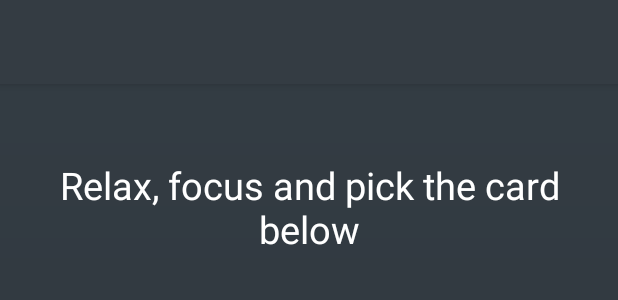
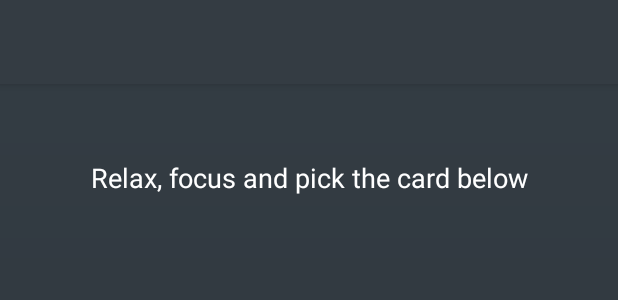
Before and after one commit to yoursmukund/FutureTip-Material, an Android app: the layout activity_pick_card.xml on its own in the app's theme, with its tools: preview values and no code run, on a phone screen of 412 x 824 dp. Shown: the top 300 px of the screen. Run offline under Robolectric (Android 15) with nearby library versions, the light colour scheme and no system bars.

Commit message:
Finalized fonts

```diff
--- a/app/src/main/java/com/futuretip/futuretip/PickCardActivity.java
+++ b/app/src/main/java/com/futuretip/futuretip/PickCardActivity.java
@@ -157,7 +157,7 @@ public class PickCardActivity extends AppCompatActivity{
         if (timeLeftTillMidnight>0 && hasPicked.equalsIgnoreCase(readingType)){
 
             //Show picked card
-            Toast.makeText(getApplicationContext(), "We reset the readings every midnight", Toast.LENGTH_LONG).show();
+//            Toast.makeText(getApplicationContext(), "We reset the readings every midnight", Toast.LENGTH_LONG).show();
             initViewWithCardPicked();
 
             //Disable it and start a new CountdownTimer; this is needed in order for
--- a/app/src/main/java/com/futuretip/futuretip/SplashScreen.java
+++ b/app/src/main/java/com/futuretip/futuretip/SplashScreen.java
@@ -17,7 +17,7 @@ public class SplashScreen extends Activity {
     }
 
     // Splash screen timer
-    private static int SPLASH_TIME_OUT = 3000;
+    private static int SPLASH_TIME_OUT = 2000;
 
     @Override
     protected void onCreate(Bundle savedInstanceState) {
--- a/app/src/main/res/anim/anim_card_zoom_in.xml
+++ b/app/src/main/res/anim/anim_card_zoom_in.xml
@@ -5,7 +5,7 @@
     android:toYScale="1.5dp"
     android:pivotX="30%"
     android:pivotY="30%"
-    android:duration="1000"
+    android:duration="500"
     android:repeatCount="infinite"
     android:fillAfter="true">
 </scale>
--- a/app/src/main/res/anim/anim_card_zoom_out.xml
+++ b/app/src/main/res/anim/anim_card_zoom_out.xml
@@ -5,7 +5,7 @@
     android:toYScale="1"
     android:pivotX="30%"
     android:pivotY="30%"
-    android:duration="1000"
+    android:duration="500"
     android:repeatCount="infinite"
     android:fillAfter="true">
 </scale>
--- a/app/src/main/res/anim/anim_prediction_text_down.xml
+++ b/app/src/main/res/anim/anim_prediction_text_down.xml
@@ -9,7 +9,7 @@
         android:toYDelta="0%" />
 
     <alpha
-        android:duration="1000"
+        android:duration="800"
         android:fromAlpha="0.0"
         android:toAlpha="1.0" />
 
--- a/app/src/main/res/anim/anim_prediction_text_up.xml
+++ b/app/src/main/res/anim/anim_prediction_text_up.xml
@@ -9,7 +9,7 @@
         android:toYDelta="-40%" />
 
     <alpha
-        android:duration="1000"
+        android:duration="800"
         android:fromAlpha="0.0"
         android:toAlpha="1.0" />
 
--- a/app/src/main/res/layout/activity_pick_card.xml
+++ b/app/src/main/res/layout/activity_pick_card.xml
@@ -59,7 +59,7 @@
                 android:text="@string/focus_on_question"
                 android:textAlignment="center"
                 android:textColor="@color/white"
-                android:textSize="25dp" />
+                android:textSize="18dp" />
 
             <ImageView
                 android:id="@+id/img_card"
@@ -86,8 +86,10 @@
                 android:padding="20dp"
                 android:text=""
                 android:textAlignment="center"
-                android:textColor="@color/white"
-                android:textSize="25dp"
+                android:textAllCaps="true"
+                android:textAppearance="@style/TextAppearance.FontPath"
+                android:textColor="@color/sharp_yellow"
+                android:textSize="18dp"
                 android:visibility="gone" />
 
             <TextView
@@ -102,8 +104,9 @@
                 android:padding="20dp"
                 android:text=""
                 android:textAlignment="center"
-                android:textColor="@color/white"
-                android:textSize="25dp"
+                android:textAppearance="@style/TextAppearance.FontPath"
+                android:textColor="@color/neon_blue"
+                android:textSize="20dp"
                 android:visibility="gone" />
 
             <TextView
@@ -118,7 +121,7 @@
                 android:text=""
                 android:textAlignment="center"
                 android:textColor="@color/white"
-                android:textSize="20dp" />
+                android:textSize="16dp" />
 
             <TextView
                 android:id="@+id/text_card_karma_heading"
@@ -132,8 +135,9 @@
                 android:padding="20dp"
                 android:text=""
                 android:textAlignment="center"
-                android:textColor="@color/white"
-                android:textSize="25dp"
+                android:textAppearance="@style/TextAppearance.FontPath"
+                android:textColor="@color/neon_blue"
+                android:textSize="20dp"
                 android:visibility="gone" />
 
             <TextView
@@ -148,7 +152,7 @@
                 android:text=""
                 android:textAlignment="center"
                 android:textColor="@color/white"
-                android:textSize="20dp"
+                android:textSize="16dp"
                 android:visibility="gone" />
 
 
--- a/app/src/main/res/layout/card_expert_half_year.xml
+++ b/app/src/main/res/layout/card_expert_half_year.xml
@@ -34,9 +34,6 @@
             android:layout_width="wrap_content"
             android:layout_height="wrap_content"
             android:layout_below="@id/tv_card_main_1_title"
-            android:layout_marginEnd="@dimen/card_subtitle_margin"
-            android:layout_marginStart="@dimen/card_subtitle_margin"
-            android:layout_marginTop="@dimen/card_button_margin"
             android:text="@string/main_card_subtitle" />
 
         <TextView
--- a/app/src/main/res/layout/card_expert_month.xml
+++ b/app/src/main/res/layout/card_expert_month.xml
@@ -32,9 +32,6 @@
             android:layout_width="wrap_content"
             android:layout_height="wrap_content"
             android:layout_below="@id/tv_card_main_1_title"
-            android:layout_marginEnd="@dimen/card_subtitle_margin"
-            android:layout_marginStart="@dimen/card_subtitle_margin"
-            android:layout_marginTop="@dimen/card_button_margin"
             android:text="@string/main_card_subtitle" />
 
         <TextView
--- a/app/src/main/res/layout/card_expert_week.xml
+++ b/app/src/main/res/layout/card_expert_week.xml
@@ -32,9 +32,6 @@
             android:layout_width="wrap_content"
             android:layout_height="wrap_content"
             android:layout_below="@id/tv_card_main_1_title"
-            android:layout_marginEnd="@dimen/card_subtitle_margin"
-            android:layout_marginStart="@dimen/card_subtitle_margin"
-            android:layout_marginTop="@dimen/card_button_margin"
             android:text="@string/main_card_subtitle" />
 
         <TextView
--- a/app/src/main/res/layout/card_expert_year.xml
+++ b/app/src/main/res/layout/card_expert_year.xml
@@ -33,9 +33,6 @@
             android:layout_width="wrap_content"
             android:layout_height="wrap_content"
             android:layout_below="@id/tv_card_main_1_title"
-            android:layout_marginEnd="@dimen/card_subtitle_margin"
-            android:layout_marginStart="@dimen/card_subtitle_margin"
-            android:layout_marginTop="@dimen/card_button_margin"
             android:text="@string/main_card_subtitle" />
 
         <TextView
--- a/app/src/main/res/layout/card_self_career.xml
+++ b/app/src/main/res/layout/card_self_career.xml
@@ -46,9 +46,7 @@
             android:layout_marginStart="@dimen/card_subtitle_margin"
             android:layout_marginTop="@dimen/card_button_margin"
             android:layout_toStartOf="@+id/img_card_main_1"
-            android:paddingBottom="@dimen/card_desc_padding"
             android:paddingEnd="@dimen/card_desc_padding"
-            android:paddingLeft="@dimen/card_desc_padding"
             android:text="@string/career_card_details"
             android:textColor="@color/white" />
 
--- a/app/src/main/res/layout/page_start.xml
+++ b/app/src/main/res/layout/page_start.xml
@@ -27,9 +27,9 @@
             android:layout_width="match_parent"
             android:layout_height="wrap_content"
             app:tabTextAppearance="@android:style/TextAppearance.Widget.TabWidget"
-            app:tabSelectedTextColor="@color/sharp_yellow"
+            app:tabSelectedTextColor="@color/white"
             app:tabTextColor="@color/neon_blue"
-            app:tabIndicatorColor="@color/sharp_yellow" />
+            app:tabIndicatorColor="@color/white" />
     </android.support.design.widget.AppBarLayout>
 
     <android.support.v4.view.ViewPager
--- a/app/src/main/res/values/styles.xml
+++ b/app/src/main/res/values/styles.xml
@@ -43,4 +43,9 @@
         <item name="android:textAllCaps">false</item>
     </style>
 
+    <style name="TextAppearance.FontPath" parent="android:TextAppearance">
+        <!-- Custom Attr-->
+        <item name="fontPath">fonts/proximanova_semibold.ttf</item>
+    </style>
+
 </resources>
```
Also changed, not shown: app/src/main/assets/fonts/proximanova_semibold.ttf (added).
